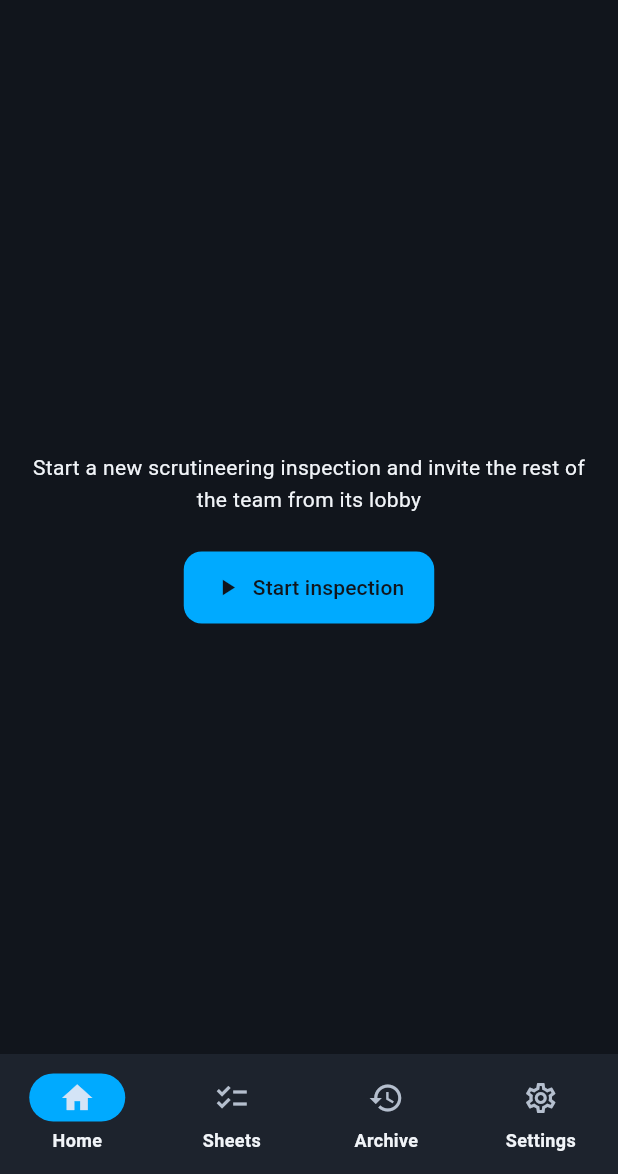
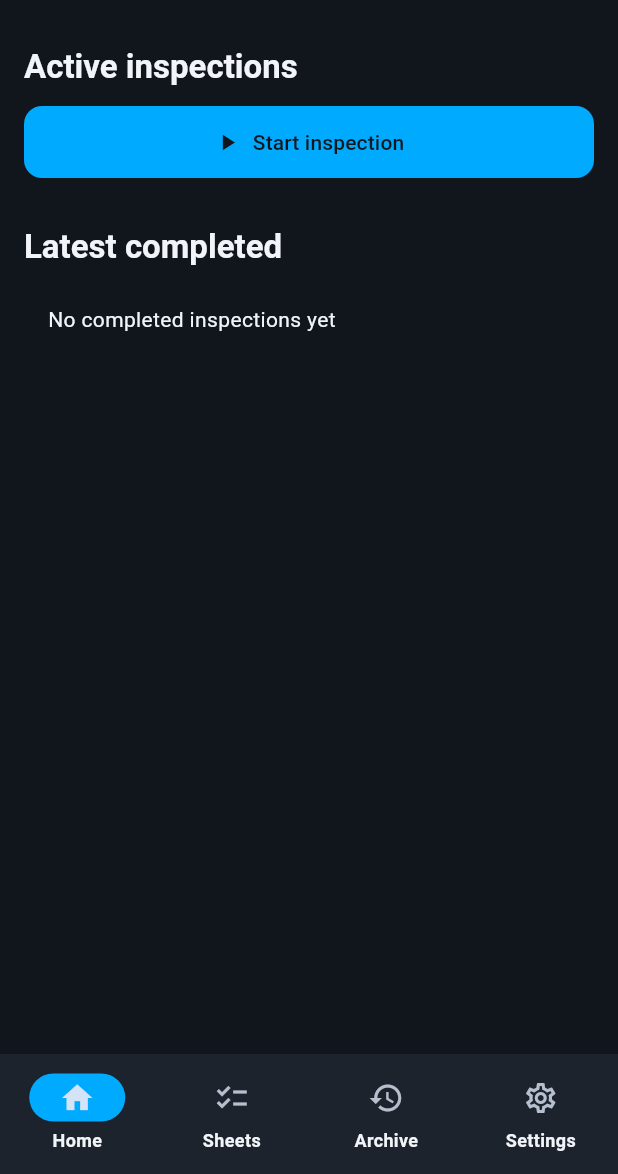
Before and after one commit to VadymNovoselskyi/PitCheck, a Flutter app: the screen it shows after launch, on a phone screen of 412 x 824 dp, the part 62-1236 px from its top. Run offline on Flutter 3.47's test engine with Material 3 defaults, Android fonts, the phone set to English and light mode, and no system bars; our stand-ins replace cloud_firestore, firebase_core, flutter_riverpod, go_router, riverpod_annotation; accounts and stored records are empty; generated files the repository leaves out were written again.

Commit message:
Show lobby/active inspections and be able to join them in Home screen

```diff
--- a/lib/home_screen.dart
+++ b/lib/home_screen.dart
@@ -1,35 +1,84 @@
 import 'package:flutter/material.dart';
+import 'package:flutter_riverpod/flutter_riverpod.dart';
 import 'package:go_router/go_router.dart';
 
+import 'package:pit_check/features/inspections/state/inspection_providers.dart';
+import 'package:pit_check/features/inspections/ui/archive/inspection_archive_card.dart';
+import 'package:pit_check/features/inspections/ui/home/home_active_inspection.dart';
 import 'package:pit_check/features/inspections/ui/setup/start_inspection_screen.dart';
+import 'package:pit_check/shared/ui/components/inline_async_states.dart';
 
-class HomeScreen extends StatelessWidget {
+class HomeScreen extends ConsumerWidget {
   const HomeScreen({super.key});
 
   @override
-  Widget build(BuildContext context) {
+  Widget build(BuildContext context, WidgetRef ref) {
+    final active = ref.watch(inspectionsProvider(completed: false));
+    final completed = ref.watch(inspectionsProvider(completed: true));
+
     return Scaffold(
       appBar: AppBar(title: const Text('PitCheck')),
-      body: Center(
-        child: Padding(
-          padding: const EdgeInsets.all(20),
-          child: Column(
-            mainAxisSize: MainAxisSize.min,
-            crossAxisAlignment: CrossAxisAlignment.center,
+      body: ListView(
+        padding: const EdgeInsets.all(16),
         children: [
-              const Text(
-                'Start a new scrutineering inspection and invite the rest of the team from its lobby',
-                textAlign: TextAlign.center,
+          Text(
+            'Active inspections',
+            style: Theme.of(context).textTheme.titleLarge,
           ),
-              const SizedBox(height: 24),
-              FilledButton.icon(
-                onPressed: () => context.pushNamed(startInspectionRouteName),
+          const SizedBox(height: 12),
+
+          active.when(
+            data: (items) {
+              if (items.isEmpty) {
+                return SizedBox(
+                  width: double.infinity,
+                  child: FilledButton.icon(
+                    onPressed: () =>
+                        context.pushNamed(startInspectionRouteName),
                     icon: const Icon(Icons.play_arrow),
                     label: const Text('Start inspection'),
                   ),
+                );
+              }
+
+              return Column(
+                children: [
+                  for (var index = 0; index < items.length; index++) ...[
+                    HomeActiveInspection(inspection: items[index]),
+                    if (index < items.length - 1) const SizedBox(height: 20),
                   ],
+                ],
+              );
+            },
+
+            loading: () => const InlineLoading(),
+            error: (error, _) => InlineError(
+              message: 'Could not load active inspections ($error)',
+              onRetry: () =>
+                  ref.invalidate(inspectionsProvider(completed: false)),
             ),
           ),
+          const SizedBox(height: 32),
+
+          Text(
+            'Latest completed',
+            style: Theme.of(context).textTheme.titleLarge,
+          ),
+          const SizedBox(height: 12),
+
+          completed.when(
+            data: (items) => items.isEmpty
+                ? const InlineEmpty(message: 'No completed inspections yet')
+                : InspectionArchiveCard(inspection: items.first),
+
+            loading: () => const InlineLoading(),
+            error: (error, _) => InlineError(
+              message: 'Could not load completed inspections ($error)',
+              onRetry: () =>
+                  ref.invalidate(inspectionsProvider(completed: true)),
+            ),
+          ),
+        ],
       ),
     );
   }
```
Also changed, not shown: lib/features/inspections/repository/inspection_member_repository.dart (+19 -1 lines), lib/features/inspections/ui/home/home_active_inspection.dart (added, +83 -0 lines), lib/features/inspections/ui/home/home_join_sheet.dart (added, +61 -0 lines). Lines whose indentation alone changed are shown as unchanged.
